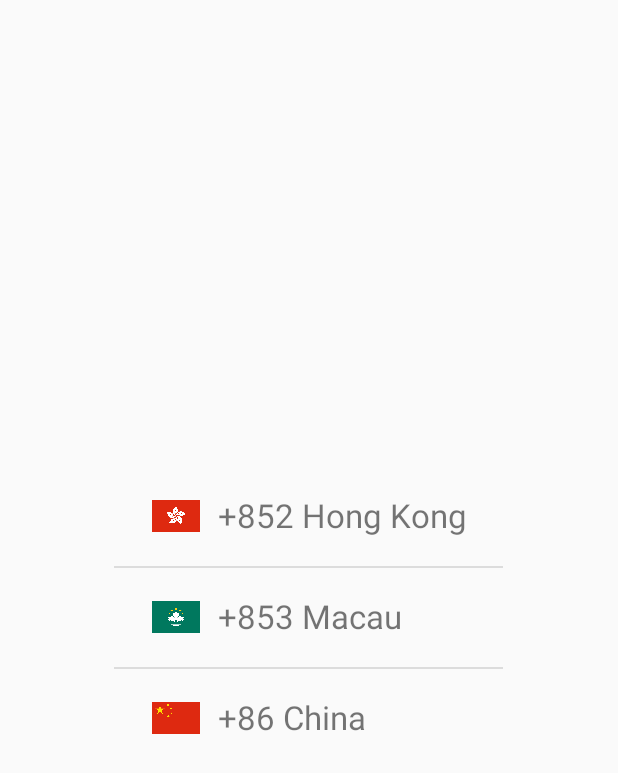
After one commit to nickyli98/ShaketoShare, an Android app: the layout dialog_area_code_selection.xml on its own in the app's theme, with its tools: preview values and no code run, on a phone screen of 412 x 824 dp. The commit adds this screen. Shown: the top 773 px of the screen. Run offline under Robolectric (Android 15) with nearby library versions, the phone set to English and light mode, and no system bars.

Commit message:
added area code dialog selection

```diff
--- a/app/src/main/java/ic/hku/hk/Constants.java
+++ b/app/src/main/java/ic/hku/hk/Constants.java
@@ -16,4 +16,7 @@ class Constants {
     static final LatLngBounds HONGKONG
             = new LatLngBounds(new LatLng(22.17, 113.82), new LatLng(22.54, 114.38));
     static final LatLng HONGKONGCENTER = new LatLng(22.3964, 114.1095);
+    static final int HONGKONG_AREA_CODE = 852;
+    static final int MACAU_AREA_CODE = 853;
+    static final int CHINA_AREA_CODE = 86;
 }
--- a/app/src/main/res/layout/activity_login.xml
+++ b/app/src/main/res/layout/activity_login.xml
@@ -20,12 +20,14 @@
             android:layout_height="wrap_content"
             android:orientation="horizontal">
             <ImageView
+                android:id="@+id/areaCodeSelection_image"
                 android:layout_width="45dp"
                 android:layout_height="32dp"
                 android:layout_gravity="center"
                 android:padding="@dimen/text_box_padding"
                 android:src="@drawable/hong_kong_flag"/>
             <TextView
+                android:id="@+id/areaCodeSelection_text"
                 android:layout_width="wrap_content"
                 android:layout_height="42dp"
                 android:text="@string/hk_area_code"
--- /dev/null
+++ b/app/src/main/res/layout/dialog_area_code_selection.xml
@@ -0,0 +1,100 @@
+<?xml version="1.0" encoding="utf-8"?>
+<LinearLayout xmlns:android="http://schemas.android.com/apk/res/android"
+              xmlns:app="http://schemas.android.com/apk/res-auto"
+              xmlns:tools="http://schemas.android.com/tools"
+              android:orientation="vertical"
+              android:layout_width="wrap_content"
+              android:layout_height="wrap_content"
+              android:layout_gravity="center"
+              android:paddingLeft="@dimen/dialogPadding"
+              android:paddingRight="@dimen/dialogPadding">
+
+    <LinearLayout
+        android:id="@+id/areaCodeSelection_hongKong"
+        android:layout_width="wrap_content"
+        android:layout_height="wrap_content"
+        android:clickable="true"
+        android:orientation="horizontal"
+        android:layout_marginTop="@dimen/selectionMarginFull"
+        android:layout_marginRight="@dimen/selectionMarginFull"
+        android:layout_marginLeft="@dimen/selectionMarginFull"
+        android:layout_marginBottom="@dimen/selectionMarginHalf">
+
+        <ImageView
+            android:layout_width="45dp"
+            android:layout_height="32dp"
+            android:layout_gravity="center"
+            android:padding="@dimen/text_box_padding"
+            android:src="@drawable/hong_kong_flag"/>
+
+        <TextView
+            android:layout_width="wrap_content"
+            android:layout_height="42dp"
+            android:padding="5dp"
+            android:text="@string/areaCodeSelectionHongKong"
+            android:textSize="@dimen/selectionTextSize"/>
+    </LinearLayout>
+    <View
+        android:layout_width="match_parent"
+        android:layout_height="@dimen/line_width"
+        android:background="@color/lineColour"
+        android:layout_marginStart="@dimen/lineMargin"
+        android:layout_marginEnd="@dimen/lineMargin"/>
+    <LinearLayout
+        android:id="@+id/areaCodeSelection_macau"
+        android:layout_width="wrap_content"
+        android:layout_height="wrap_content"
+        android:clickable="true"
+        android:orientation="horizontal"
+        android:layout_marginTop="@dimen/selectionMarginHalf"
+        android:layout_marginRight="@dimen/selectionMarginFull"
+        android:layout_marginLeft="@dimen/selectionMarginFull"
+        android:layout_marginBottom="@dimen/selectionMarginHalf">
+
+        <ImageView
+            android:layout_width="45dp"
+            android:layout_height="32dp"
+            android:layout_gravity="center"
+            android:padding="@dimen/text_box_padding"
+            android:src="@drawable/macau_flag"/>
+
+        <TextView
+            android:layout_width="wrap_content"
+            android:layout_height="42dp"
+            android:padding="5dp"
+            android:text="@string/areaCodeSelection_macau"
+            android:textSize="@dimen/selectionTextSize"/>
+    </LinearLayout>
+    <View
+        android:layout_width="match_parent"
+        android:layout_height="@dimen/line_width"
+        android:background="@color/lineColour"
+        android:layout_marginStart="@dimen/lineMargin"
+        android:layout_marginEnd="@dimen/lineMargin"/>
+    <LinearLayout
+        android:id="@+id/areaCodeSelection_china"
+        android:layout_width="wrap_content"
+        android:layout_height="wrap_content"
+        android:clickable="true"
+        android:orientation="horizontal"
+        android:layout_marginTop="@dimen/selectionMarginHalf"
+        android:layout_marginRight="@dimen/selectionMarginFull"
+        android:layout_marginLeft="@dimen/selectionMarginFull"
+        android:layout_marginBottom="@dimen/selectionMarginFull">
+
+        <ImageView
+            android:layout_width="45dp"
+            android:layout_height="32dp"
+            android:layout_gravity="center"
+            android:padding="@dimen/text_box_padding"
+            android:src="@drawable/china_flag"/>
+
+        <TextView
+            android:layout_width="wrap_content"
+            android:layout_height="42dp"
+            android:padding="5dp"
+            android:layout_gravity="center_vertical"
+            android:text="@string/areaCodeSelection_china"
+            android:textSize="@dimen/selectionTextSize"/>
+    </LinearLayout>
+</LinearLayout>
--- a/app/src/main/res/values/dimens.xml
+++ b/app/src/main/res/values/dimens.xml
@@ -16,4 +16,8 @@
     <dimen name="lineMargin">5dp</dimen>
     <dimen name="login_padding">10dp</dimen>
     <dimen name="login_spacing">26dp</dimen>
+    <dimen name="selectionMarginFull">24dp</dimen>
+    <dimen name="selectionMarginHalf">12dp</dimen>
+    <dimen name="selectionTextSize">10pt</dimen>
+    <dimen name="dialogPadding">10dp</dimen>
 </resources>
--- a/app/src/main/res/values/strings.xml
+++ b/app/src/main/res/values/strings.xml
@@ -1,5 +1,5 @@
 <resources>
-    <string name="app_name" translatable="false">ShaketoShare</string>
+    <string name="app_name" translatable="false">Shake to Share</string>
     <string name="title_activity_maps" translatable="false">Map</string>
     <string name="title_activity_share" translatable="false">ShareActivity</string>
     <string name="action_settings" translatable="false">Settings</string>
@@ -48,4 +48,7 @@
     <string name="address_needed">Please input address</string>
     <string name="please_select_the_closest_address">Please select the closest address</string>
     <string name="create_account">No account yet? Create one</string>
+    <string name="areaCodeSelectionHongKong">+852 Hong Kong</string>
+    <string name="areaCodeSelection_macau">+853 Macau</string>
+    <string name="areaCodeSelection_china">+86  China</string>
 </resources>
```
Also changed, not shown: app/src/main/AndroidManifest.xml (+4 -7 lines), app/src/main/java/ic/hku/hk/AreaCodeDialog.java (added, +52 -0 lines), app/src/main/java/ic/hku/hk/LoginActivity.java (+53 -3 lines).
